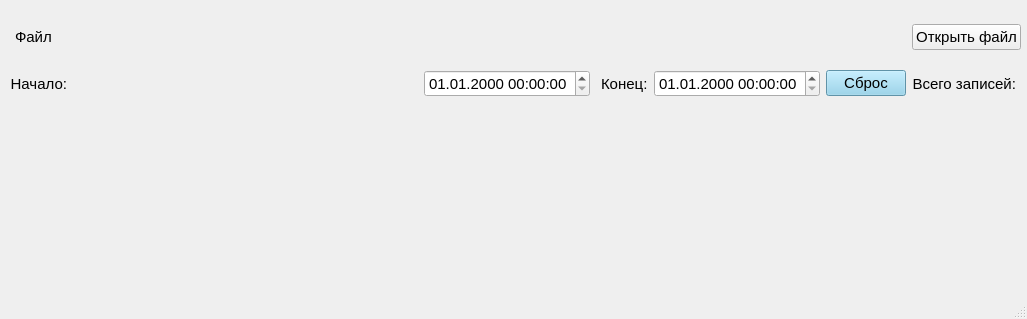
Annchrn/example1, file example1/mainwindow.ui: the form before one commit.
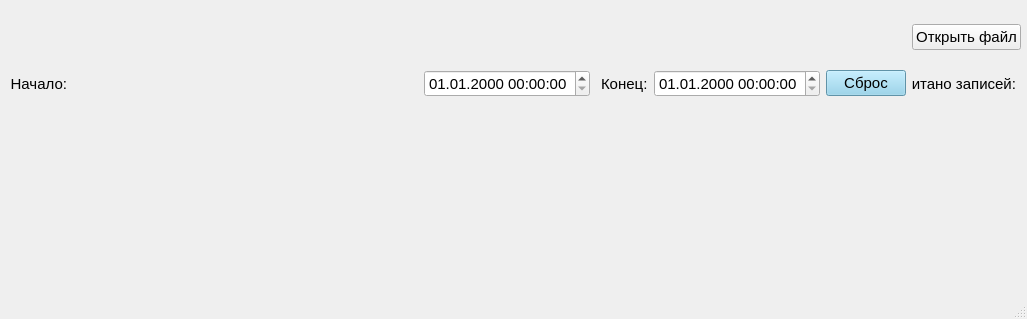
The form after the commit. Icons and pictures are not drawn.

```diff
--- a/example1/mainwindow.ui
+++ b/example1/mainwindow.ui
@@ -79,7 +79,7 @@
         </font>
        </property>
        <property name="text">
-        <string>Всего записей:</string>
+        <string>Считано записей:</string>
        </property>
        <property name="alignment">
         <set>Qt::AlignRight|Qt::AlignTrailing|Qt::AlignVCenter</set>
@@ -170,7 +170,7 @@
         </font>
        </property>
        <property name="text">
-        <string>Файл</string>
+        <string/>
        </property>
        <property name="indent">
         <number>5</number>
```
